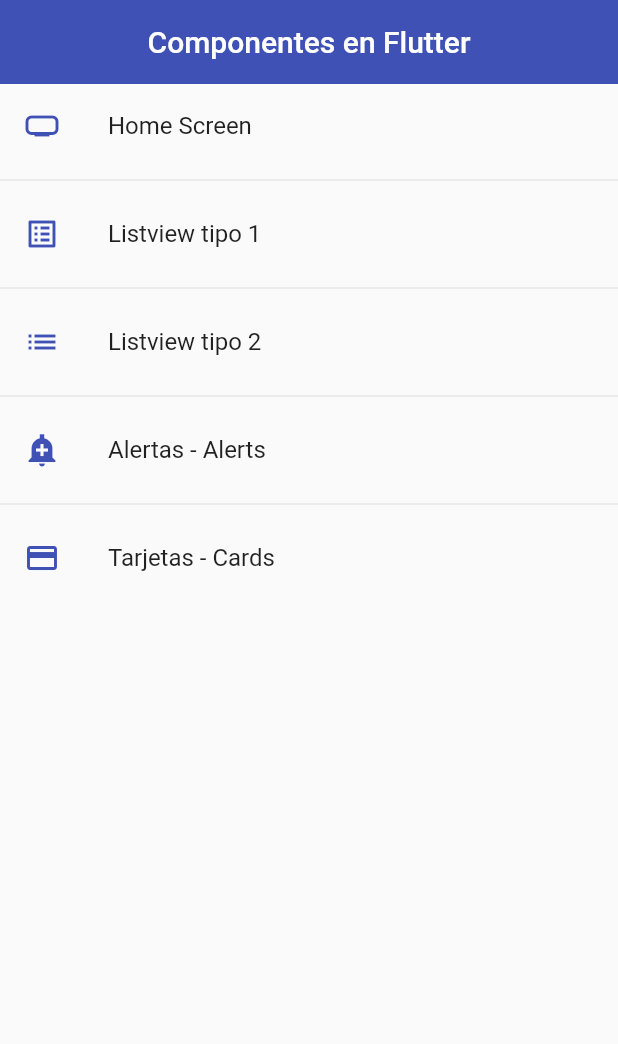
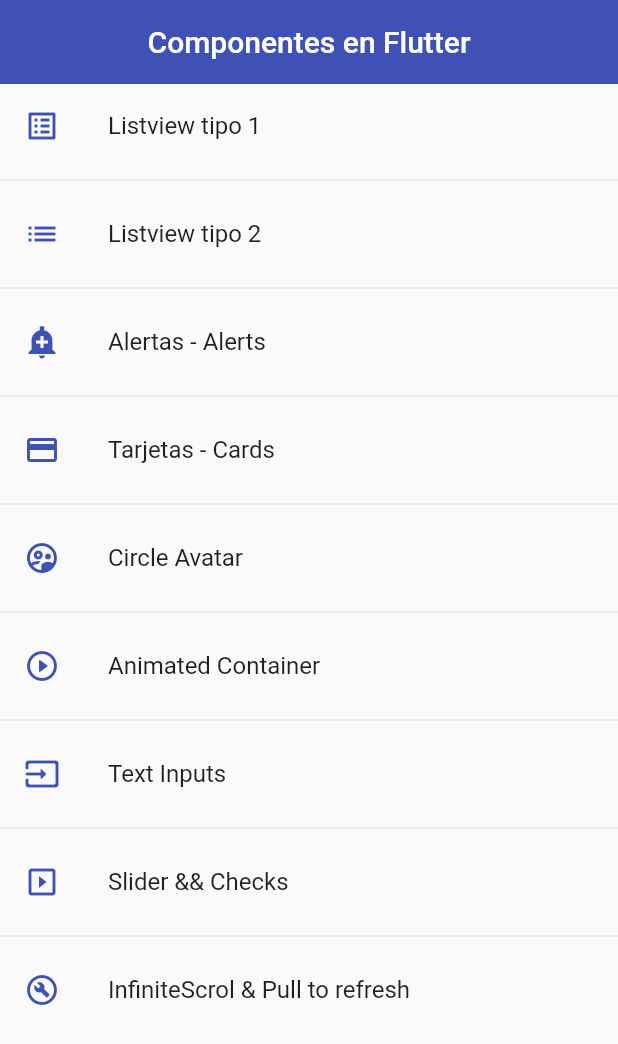
Before and after one commit to marceloboyano/flutter-curso-Fernando-Herrera, a Flutter app: the screen it shows after launch, on a phone screen of 412 x 824 dp. Shown: the top 1044 px of the screen. Run offline on Flutter 3.47's test engine with Material 2 defaults, Android fonts, the phone set to English and light mode, and no system bars.

```diff
--- a/fl_components/fl_components/lib/router/app_routes.dart
+++ b/fl_components/fl_components/lib/router/app_routes.dart
@@ -4,11 +4,11 @@ class AppRoutes {
   static const initialRoute = 'home';
   static final menuOptions = <MenuOption>[
     //TODO: BORRAR HOME
-    MenuOption(
-        route: 'home',
-        name: 'Home Screen',
-        screen: const HomeScreen(),
-        icon: Icons.home_max_sharp),
+    // MenuOption(
+    //     route: 'home',
+    //     name: 'Home Screen',
+    //     screen: const HomeScreen(),
+    //     icon: Icons.home_max_sharp),
     MenuOption(
         route: 'listview1',
         name: 'Listview tipo 1',
@@ -29,10 +29,37 @@ class AppRoutes {
         name: 'Tarjetas - Cards',
         screen: const CardScreen(),
         icon: Icons.credit_card),
+    MenuOption(
+        route: 'avatar',
+        name: 'Circle Avatar',
+        screen: const AvatarScreen(),
+        icon: Icons.supervised_user_circle_outlined),
+    MenuOption(
+        route: 'animated',
+        name: 'Animated Container',
+        screen: const AnimatedScreen(),
+        icon: Icons.play_circle_outline_rounded),
+    MenuOption(
+        route: 'inputs',
+        name: 'Text Inputs',
+        screen: const InputsScreen(),
+        icon: Icons.input_rounded),
+    MenuOption(
+        route: 'slider',
+        name: 'Slider && Checks',
+        screen: const SliderScreen(),
+        icon: Icons.slideshow_outlined),
+    MenuOption(
+        route: 'listviewbuilder',
+        name: 'InfiniteScrol & Pull to refresh',
+        screen: const ListViewBuilderScreen(),
+        icon: Icons.build_circle_outlined),
   ];
 
   static Map<String, Widget Function(BuildContext)> getAppRoutes() {
     Map<String, Widget Function(BuildContext)> appRoutes = {};
+
+    appRoutes.addAll({'home': (BuildContext context) => const HomeScreen()});
 
     for (final option in menuOptions) {
       appRoutes.addAll({option.route: (BuildContext context) => option.screen});
--- a/fl_components/fl_components/lib/screens/card_screen.dart
+++ b/fl_components/fl_components/lib/screens/card_screen.dart
@@ -8,6 +8,7 @@ class CardScreen extends StatelessWidget {
   Widget build(BuildContext context) {
     return Scaffold(
         appBar: AppBar(
+          centerTitle: true,
           title: const Text('Card Widget'),
         ),
         body: ListView(
--- a/fl_components/fl_components/lib/screens/screens.dart
+++ b/fl_components/fl_components/lib/screens/screens.dart
@@ -1,7 +1,12 @@
 export 'package:fl_components/models/menu_options.dart';
 export 'package:fl_components/screens/alert_screen.dart';
+export 'package:fl_components/screens/animated_screen.dart';
+export 'package:fl_components/screens/avatar_screen.dart';
 export 'package:fl_components/screens/card_screen.dart';
 export 'package:fl_components/screens/home_screen.dart';
+export 'package:fl_components/screens/inputs_screen.dart';
 export 'package:fl_components/screens/listview1_screen.dart';
 export 'package:fl_components/screens/listview2_screen.dart';
+export 'package:fl_components/screens/llistview_builder_screen.dart';
+export 'package:fl_components/screens/slider_screen.dart';
 export 'package:flutter/material.dart';
--- a/fl_components/fl_components/lib/theme/app_theme.dart
+++ b/fl_components/fl_components/lib/theme/app_theme.dart
@@ -21,6 +21,25 @@ class AppTheme {
             backgroundColor: Colors.indigo,
             shape: const StadiumBorder(),
             elevation: 0),
+      ),
+
+      //Inputs Decoration
+      inputDecorationTheme: const InputDecorationTheme(
+        floatingLabelStyle: TextStyle(color: primary),
+        enabledBorder: OutlineInputBorder(
+            borderSide: BorderSide(color: primary),
+            borderRadius: BorderRadius.only(
+                bottomLeft: Radius.circular(10),
+                topRight: Radius.circular(10))),
+        focusedBorder: OutlineInputBorder(
+            borderSide: BorderSide(color: primary),
+            borderRadius: BorderRadius.only(
+                bottomLeft: Radius.circular(10),
+                topRight: Radius.circular(10))),
+        border: OutlineInputBorder(
+            borderRadius: BorderRadius.only(
+                bottomLeft: Radius.circular(10),
+                topRight: Radius.circular(10))),
       ));
 
   static final ThemeData darkTheme = ThemeData.dark().copyWith(
--- a/fl_components/fl_components/lib/widgets/widgets.dart
+++ b/fl_components/fl_components/lib/widgets/widgets.dart
@@ -1,3 +1,5 @@
+export 'package:fl_components/widgets/custom_input_field.dart';
+
 export 'package:fl_components/widgets/custom_card_type2.dart';
 
 export 'package:fl_components/widgets/custom_card_type_1.dart';
```
Also changed, not shown: fl_components/fl_components/lib/screens/animated_screen.dart (added, +52 -0 lines), fl_components/fl_components/lib/screens/avatar_screen.dart (added, +31 -0 lines), fl_components/fl_components/lib/screens/inputs_screen.dart (added, +96 -0 lines), fl_components/fl_components/lib/screens/llistview_builder_screen.dart (added, +120 -0 lines), fl_components/fl_components/lib/screens/slider_screen.dart (added, +82 -0 lines), fl_components/fl_components/lib/widgets/custom_input_field.dart (added, +52 -0 lines).
